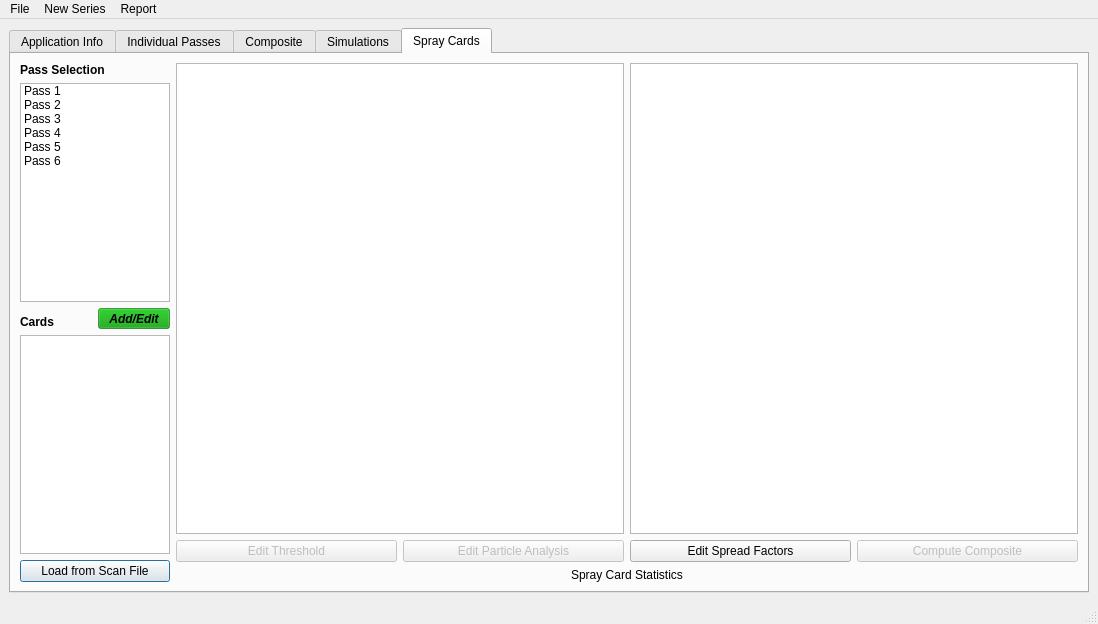
Old version of the form accupatt/windows/ui/mainWindow.ui in the repository gill14/AccuPatt.
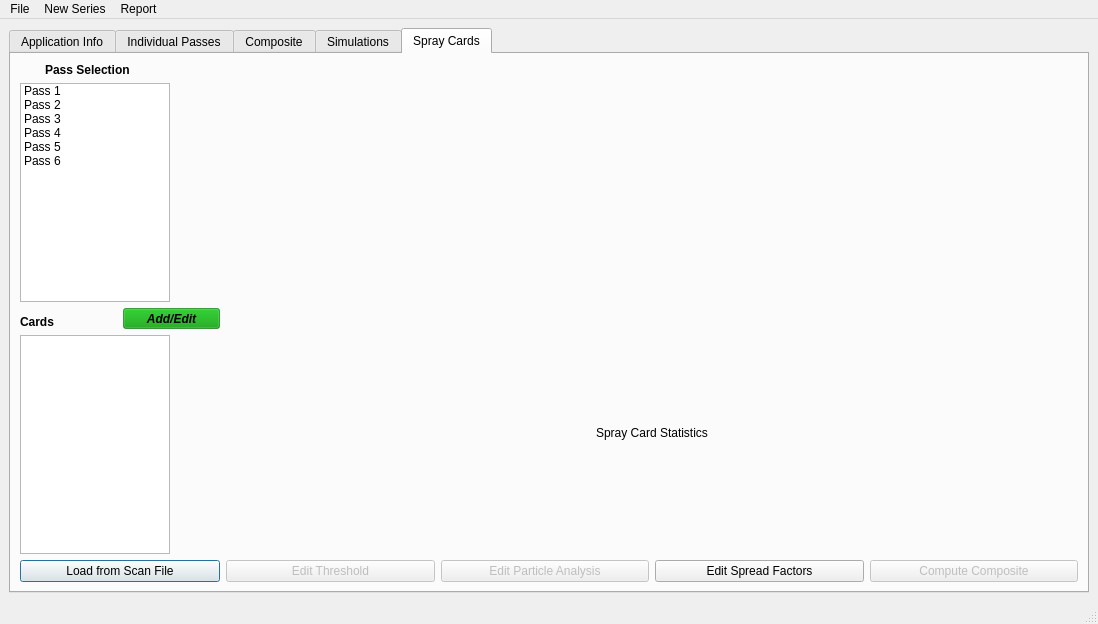
New version of the form. Icons and pictures are not drawn. Custom widgets are drawn as their Qt base class.

Commit message: SplitCardView, Refine Contours, Start Card Stats

What changed in the file:
```diff
--- a/accupatt/windows/ui/mainWindow.ui
+++ b/accupatt/windows/ui/mainWindow.ui
@@ -3541,40 +3541,17 @@
         <item>
          <layout class="QVBoxLayout" name="verticalLayout_16">
           <item>
-           <layout class="QHBoxLayout" name="horizontalLayout_40">
-            <item>
-             <widget class="QGraphicsView" name="graphicsView">
-              <property name="sizeAdjustPolicy">
-               <enum>QAbstractScrollArea::AdjustToContents</enum>
-              </property>
-              <property name="alignment">
-               <set>Qt::AlignLeading|Qt::AlignLeft|Qt::AlignTop</set>
-              </property>
-              <property name="dragMode">
-               <enum>QGraphicsView::ScrollHandDrag</enum>
-              </property>
-              <property name="viewportUpdateMode">
-               <enum>QGraphicsView::FullViewportUpdate</enum>
-              </property>
-             </widget>
-            </item>
-            <item>
-             <widget class="QGraphicsView" name="graphicsView2">
-              <property name="sizeAdjustPolicy">
-               <enum>QAbstractScrollArea::AdjustToContents</enum>
-              </property>
-              <property name="alignment">
-               <set>Qt::AlignLeading|Qt::AlignLeft|Qt::AlignTop</set>
-              </property>
-              <property name="dragMode">
-               <enum>QGraphicsView::ScrollHandDrag</enum>
-              </property>
-              <property name="viewportUpdateMode">
-               <enum>QGraphicsView::FullViewportUpdate</enum>
-              </property>
-             </widget>
-            </item>
-           </layout>
+           <widget class="SplitCardWidget" name="splitCardWidget" native="true"/>
+          </item>
+          <item>
+           <widget class="QLabel" name="labelSprayCardStats">
+            <property name="text">
+             <string>Spray Card Statistics</string>
+            </property>
+            <property name="alignment">
+             <set>Qt::AlignCenter</set>
+            </property>
+           </widget>
           </item>
           <item>
            <layout class="QHBoxLayout" name="horizontalLayout_37">
@@ -3617,16 +3594,6 @@
             </item>
            </layout>
           </item>
-          <item>
-           <widget class="QLabel" name="label_6">
-            <property name="text">
-             <string>Spray Card Statistics</string>
-            </property>
-            <property name="alignment">
-             <set>Qt::AlignCenter</set>
-            </property>
-           </widget>
-          </item>
          </layout>
         </item>
        </layout>
@@ -3727,6 +3694,12 @@
    <header>accupatt/windows/widgets/mplwidget.h</header>
    <container>1</container>
   </customwidget>
+  <customwidget>
+   <class>SplitCardWidget</class>
+   <extends>QWidget</extends>
+   <header>accupatt/windows/widgets/splitcardwidget.h</header>
+   <container>1</container>
+  </customwidget>
  </customwidgets>
  <resources/>
  <connections/>
```
The commit also changes 7 other files.
